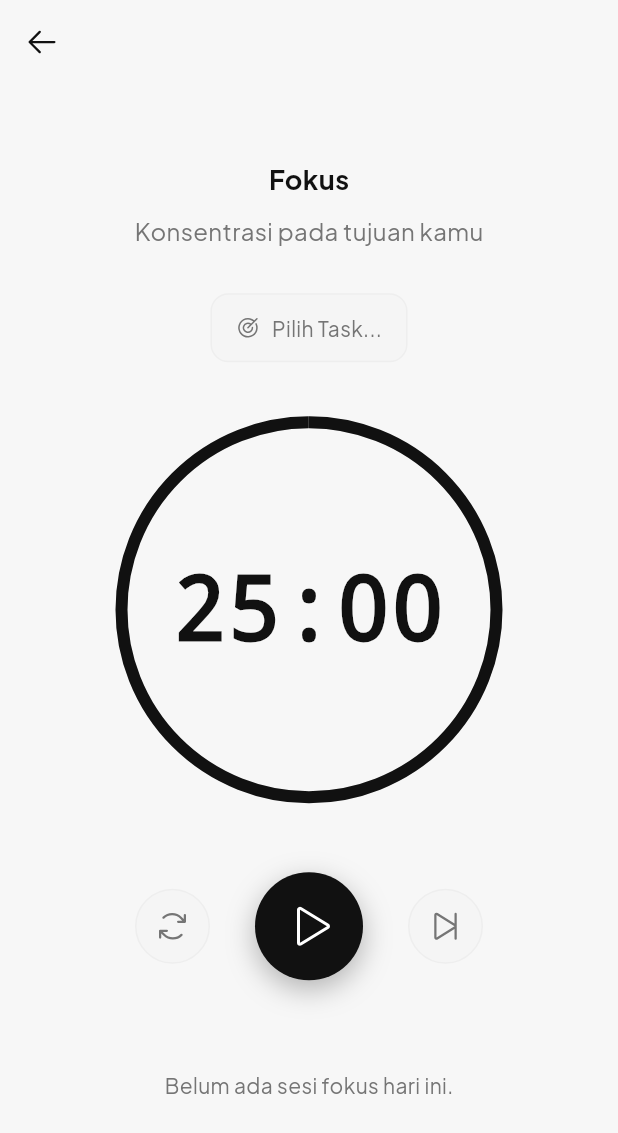
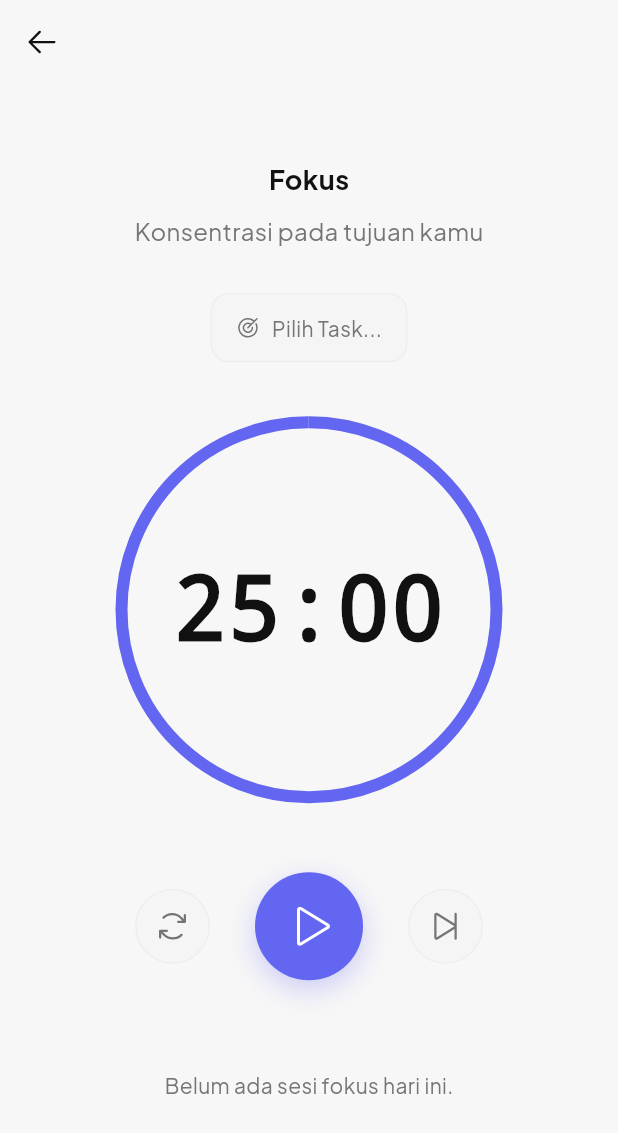
Before and after one commit to Ahmatstia/tracking-productivity, a Flutter app: the screen it shows after launch, in the side drawer, after a tap on "Pomodoro Timer", on a phone screen of 412 x 824 dp. Shown: the top 1133 px of the screen. Run offline on Flutter 3.47's test engine with Material 3 defaults, Android fonts, the phone set to English and light mode, and no system bars; our stand-ins replace audioplayers, curved_navigation_bar, file_picker, flutter_animate, flutter_local_notifications, flutter_riverpod and 8 more; accounts and stored records are empty.

Commit message:
feat: implement core feature modules including analytics, routines, tasks, and navigation structure

```diff
--- a/lib/core/constants/app_colors.dart
+++ b/lib/core/constants/app_colors.dart
@@ -23,4 +23,13 @@ class AppColors {
 
   // Enhanced floating shadow (e.g. 10% black) to complement the off-white bg
   static const Color cardShadow = Color(0x14000000);    // 8% Black Shadow
+
+  // ── Theme Prefsets (Profile Colors) ──
+  static const List<Color> themeColors = [
+    Color(0xFF6366F1), // Indigo
+    Color(0xFF10B981), // Emerald
+    Color(0xFF8B5CF6), // Grape
+    Color(0xFFF59E0B), // Amber
+    Color(0xFFF43F5E), // Rose
+  ];
 }
--- a/lib/core/theme/app_theme.dart
+++ b/lib/core/theme/app_theme.dart
@@ -3,11 +3,11 @@ import 'package:google_fonts/google_fonts.dart';
 import '../constants/app_colors.dart';
 
 class AppTheme {
-  static ThemeData get darkTheme {
+  static ThemeData getTheme(Color seedColor) {
     return ThemeData(
       useMaterial3: true,
       brightness: Brightness.light,
-      primaryColor: AppColors.primary,
+      primaryColor: seedColor,
       scaffoldBackgroundColor: AppColors.background,
 
       cardTheme: CardThemeData(
@@ -40,8 +40,10 @@ class AppTheme {
         ),
       ),
 
-      colorScheme: const ColorScheme.light(
-        primary: AppColors.primary,
+      colorScheme: ColorScheme.fromSeed(
+        seedColor: seedColor,
+        brightness: Brightness.light,
+        primary: seedColor,
         secondary: AppColors.secondary,
         surface: AppColors.surface,
         error: AppColors.error,
@@ -62,6 +64,23 @@ class AppTheme {
         ),
       ),
 
+      floatingActionButtonTheme: FloatingActionButtonThemeData(
+        backgroundColor: seedColor,
+        foregroundColor: Colors.white,
+        elevation: 4,
+        shape: RoundedRectangleBorder(borderRadius: BorderRadius.circular(16)),
+      ),
+
+      elevatedButtonTheme: ElevatedButtonThemeData(
+        style: ElevatedButton.styleFrom(
+          backgroundColor: seedColor,
+          foregroundColor: Colors.white,
+          elevation: 0,
+          shape: RoundedRectangleBorder(borderRadius: BorderRadius.circular(12)),
+          padding: const EdgeInsets.symmetric(vertical: 16),
+        ),
+      ),
+
       snackBarTheme: SnackBarThemeData(
         backgroundColor: AppColors.textPrimary,
         contentTextStyle: const TextStyle(color: Colors.white),
--- a/lib/features/dashboard/presentation/pages/main_navigation_page.dart
+++ b/lib/features/dashboard/presentation/pages/main_navigation_page.dart
@@ -102,14 +102,14 @@ class MainNavigationPage extends ConsumerWidget {
       drawer: const AppDrawer(),
       body: pages[safeIndex],
       floatingActionButton: _buildFAB(context, ref, today),
-      bottomNavigationBar: _buildNavBar(ref, safeIndex),
+      bottomNavigationBar: _buildNavBar(context, ref, safeIndex),
     );
   }
 
   Widget _buildFAB(BuildContext context, WidgetRef ref, DateTime today) {
     return FloatingActionButton(
       onPressed: () => _showSuperFABSheet(context, ref, today),
-      backgroundColor: AppColors.primary,
+      backgroundColor: Theme.of(context).colorScheme.primary,
       elevation: 4,
       shape: RoundedRectangleBorder(borderRadius: BorderRadius.circular(18)),
       child: Icon(PhosphorIcons.plus(), color: Colors.white, size: 28),
@@ -117,6 +117,7 @@ class MainNavigationPage extends ConsumerWidget {
   }
 
   void _showSuperFABSheet(BuildContext context, WidgetRef ref, DateTime today) {
+    final themeColor = Theme.of(context).colorScheme.primary;
     showModalBottomSheet(
       context: context,
       isScrollControlled: true,
@@ -139,7 +140,7 @@ class MainNavigationPage extends ConsumerWidget {
               icon: PhosphorIcons.checkSquareOffset(),
               title: 'Tugas Baru',
               subtitle: 'Tambahkan tugas lepas tanpa jadwal',
-              color: AppColors.primary,
+              color: themeColor,
               onTap: () {
                 Navigator.pop(ctx);
                 showModalBottomSheet(
@@ -196,12 +197,12 @@ class MainNavigationPage extends ConsumerWidget {
     );
   }
 
-  Widget _buildNavBar(WidgetRef ref, int safeIndex) {
+  Widget _buildNavBar(BuildContext context, WidgetRef ref, int safeIndex) {
     return CurvedNavigationBar(
       index: safeIndex,
       backgroundColor: AppColors.background,
       color: AppColors.navBar,
-      buttonBackgroundColor: AppColors.primary,
+      buttonBackgroundColor: Theme.of(context).colorScheme.primary,
       animationDuration: const Duration(milliseconds: 300),
       onTap: (index) => ref.read(navIndexProvider.notifier).state = index,
       items: [
--- a/lib/features/focus/presentation/pages/focus_page.dart
+++ b/lib/features/focus/presentation/pages/focus_page.dart
@@ -69,7 +69,7 @@ class FocusPage extends ConsumerWidget {
                     strokeWidth: 8,
                     backgroundColor: AppColors.border,
                     valueColor: AlwaysStoppedAnimation<Color>(
-                      pomodoro.isFocusMode ? AppColors.primary : AppColors.secondary,
+                      pomodoro.isFocusMode ? Theme.of(context).colorScheme.primary : AppColors.secondary,
                     ),
                   ),
                 ),
@@ -100,7 +100,7 @@ class FocusPage extends ConsumerWidget {
                   icon: pomodoro.isRunning ? PhosphorIcons.pause() : PhosphorIcons.play(),
                   isLarge: true,
                   onPressed: () => pomodoro.isRunning ? notifier.pause() : notifier.start(),
-                  backgroundColor: pomodoro.isFocusMode ? AppColors.primary : AppColors.secondary,
+                  backgroundColor: pomodoro.isFocusMode ? Theme.of(context).colorScheme.primary : AppColors.secondary,
                   color: Colors.white,
                 ),
                 const SizedBox(width: 30),
@@ -191,7 +191,7 @@ class _TaskSelector extends ConsumerWidget {
           mainAxisAlignment: MainAxisAlignment.center,
           mainAxisSize: MainAxisSize.min,
           children: [
-            Icon(PhosphorIcons.target(), size: 16, color: selectedTask != null ? AppColors.primary : AppColors.textSecondary),
+            Icon(PhosphorIcons.target(), size: 16, color: selectedTask != null ? Theme.of(context).colorScheme.primary : AppColors.textSecondary),
             const SizedBox(width: 8),
             Flexible(
               child: Text(
@@ -237,7 +237,7 @@ class _FocusHistory extends ConsumerWidget {
             mainAxisAlignment: MainAxisAlignment.spaceBetween,
             children: [
               const Text('Hari Ini', style: TextStyle(color: AppColors.textSecondary, fontWeight: FontWeight.bold)),
-              Text('$totalMinutes menit total', style: const TextStyle(color: AppColors.primary, fontWeight: FontWeight.bold)),
+              Text('$totalMinutes menit total', style: TextStyle(color: Theme.of(context).colorScheme.primary, fontWeight: FontWeight.bold)),
             ],
           ),
           const SizedBox(height: 12),
@@ -294,7 +294,7 @@ class _ControlButton extends StatelessWidget {
           border: backgroundColor == null ? Border.all(color: AppColors.border) : null,
           boxShadow: isLarge ? [
             BoxShadow(
-              color: (backgroundColor ?? AppColors.primary).withValues(alpha: 0.3),
+              color: (backgroundColor ?? Theme.of(context).colorScheme.primary).withValues(alpha: 0.3),
               blurRadius: 16,
               offset: const Offset(0, 6),
             )
--- a/lib/features/goals/presentation/widgets/add_goal_sheet.dart
+++ b/lib/features/goals/presentation/widgets/add_goal_sheet.dart
@@ -204,7 +204,7 @@ class _AddGoalSheetState extends ConsumerState<AddGoalSheet> {
             child: ElevatedButton(
               onPressed: _saveGoal,
               style: ElevatedButton.styleFrom(
-                backgroundColor: AppColors.primary,
+                backgroundColor: Theme.of(context).colorScheme.primary,
                 shape: RoundedRectangleBorder(borderRadius: BorderRadius.circular(14)),
                 elevation: 0,
               ),
--- a/lib/features/planner/presentation/pages/today_page.dart
+++ b/lib/features/planner/presentation/pages/today_page.dart
@@ -102,8 +102,8 @@ class _TodayPageState extends ConsumerState<TodayPage> with SingleTickerProvider
                               _formatDate(_today),
                               maxLines: 1,
                               overflow: TextOverflow.ellipsis,
-                              style: const TextStyle(
-                                color: AppColors.primary,
+                              style: TextStyle(
+                                color: Theme.of(context).colorScheme.primary,
                                 fontSize: 17,
                                 fontWeight: FontWeight.bold,
                               ),
@@ -145,23 +145,16 @@ class _TodayPageState extends ConsumerState<TodayPage> with SingleTickerProvider
                         child: TabBar(
                           controller: _tabController,
                           indicator: UnderlineTabIndicator(
-                            borderSide: const BorderSide(
-                              color: AppColors.textPrimary,
+                            borderSide: BorderSide(
+                              color: Theme.of(context).colorScheme.primary,
                               width: 2.5,
                             ),
-                            insets: EdgeInsets.symmetric(horizontal: MediaQuery.of(context).size.width * 0.1),
                           ),
-                          dividerColor: AppColors.border.withValues(alpha: 0.1),
-                          labelColor: AppColors.textPrimary,
+                          labelColor: Theme.of(context).colorScheme.primary,
                           unselectedLabelColor: AppColors.textSecondary,
-                          labelStyle: const TextStyle(
-                            fontWeight: FontWeight.bold,
-                            fontSize: 13,
-                          ),
-                          unselectedLabelStyle: const TextStyle(
-                            fontWeight: FontWeight.w600,
-                            fontSize: 13,
-                          ),
+                          labelStyle: const TextStyle(fontWeight: FontWeight.bold, fontSize: 13),
+                          unselectedLabelStyle: const TextStyle(fontWeight: FontWeight.normal, fontSize: 13),
+                          dividerColor: Colors.transparent,
                           tabs: [
                             Tab(
                               child: Row(
--- a/lib/features/routines/presentation/pages/routines_page.dart
+++ b/lib/features/routines/presentation/pages/routines_page.dart
@@ -241,7 +241,7 @@ class RoutinesPage extends ConsumerWidget {
                                       label: const Text('Terapkan Ke Hari Ini',
                                           style: TextStyle(color: Colors.white, fontSize: 14, fontWeight: FontWeight.bold)),
                                       style: ElevatedButton.styleFrom(
-                                        backgroundColor: AppColors.textPrimary,
+                                        backgroundColor: Theme.of(context).colorScheme.primary,
                                         foregroundColor: Colors.white,
                                         shape: RoundedRectangleBorder(borderRadius: BorderRadius.circular(10)),
                                         elevation: 0,
--- a/lib/features/tasks/presentation/widgets/task_card.dart
+++ b/lib/features/tasks/presentation/widgets/task_card.dart
@@ -22,7 +22,7 @@ class TaskCard extends ConsumerWidget {
     return Container(
       margin: const EdgeInsets.only(bottom: 10),
       decoration: BoxDecoration(
-        color: AppColors.surface,
+        color: Theme.of(context).colorScheme.surface,
         borderRadius: BorderRadius.circular(20),
         border: Border.all(
           color: task.isCompleted
@@ -131,8 +131,8 @@ class TaskCard extends ConsumerWidget {
                     const SizedBox(width: 4),
                     Text(
                       '${task.startTime} - ${task.endTime}',
-                      style: const TextStyle(
-                        color: AppColors.primary,
+                      style: TextStyle(
+                        color: Theme.of(context).colorScheme.primary,
                         fontSize: 11,
                         fontWeight: FontWeight.w500,
                       ),
--- a/lib/main.dart
+++ b/lib/main.dart
@@ -14,6 +14,8 @@ import 'package:life_os_productivity/core/services/notification_service.dart';
 import 'package:life_os_productivity/features/analytics/domain/daily_review_model.dart';
 import 'package:life_os_productivity/features/profile/domain/user_profile_model.dart';
 import 'package:life_os_productivity/features/categories/domain/category_model.dart';
+import 'package:life_os_productivity/core/constants/app_colors.dart';
+import 'package:life_os_productivity/features/profile/presentation/providers/profile_provider.dart';
 import 'package:flutter_localizations/flutter_localizations.dart';
 import 'package:intl/intl.dart';
 import 'package:intl/date_symbol_data_local.dart';
@@ -87,15 +89,18 @@ void main() async {
   );
 }
 
-class LifeOSApp extends StatelessWidget {
+class LifeOSApp extends ConsumerWidget {
   const LifeOSApp({super.key});
 
   @override
-  Widget build(BuildContext context) {
+  Widget build(BuildContext context, WidgetRef ref) {
+    final profile = ref.watch(profileProvider);
+    final themeColor = AppColors.themeColors[profile.avatarIndex % AppColors.themeColors.length];
+
     return MaterialApp(
       title: 'MyLife OS',
       debugShowCheckedModeBanner: false,
-      theme: AppTheme.darkTheme,
+      theme: AppTheme.getTheme(themeColor),
       locale: const Locale('id', 'ID'),
       supportedLocales: const [
         Locale('id', 'ID'),
```
Also changed, not shown: lib/features/analytics/presentation/pages/analytics_dashboard_page.dart (+10 -8 lines), lib/features/analytics/presentation/providers/analytics_provider.dart (+9 -4 lines), lib/features/dashboard/presentation/widgets/app_drawer.dart (+16 -30 lines), lib/features/goals/presentation/pages/goal_detail_page.dart (+5 -5 lines), lib/features/routines/presentation/pages/edit_routine_page.dart (+9 -8 lines), lib/features/tasks/presentation/pages/tasks_page.dart (+13 -12 lines).
